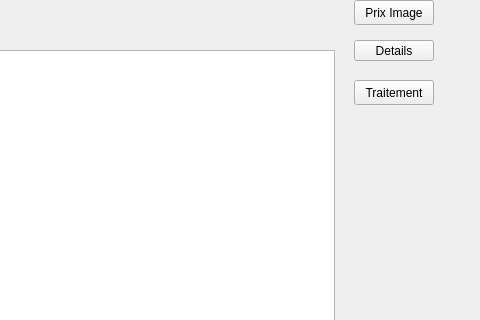
Qt form Descripteurs/tessst/bibliowindow.ui (TomAuclin/PROJETC_LMLTM) before a commit; both pictures show x 456 to 936 and y 0 to 320 of the 936 by 587 pixel window.
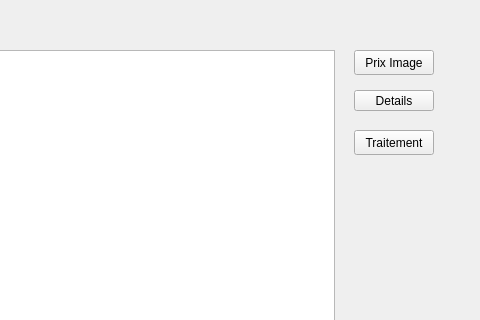
The same form after that commit.

What changed in the file:
```diff
--- a/Descripteurs/tessst/bibliowindow.ui
+++ b/Descripteurs/tessst/bibliowindow.ui
@@ -44,7 +44,7 @@
     <property name="geometry">
      <rect>
       <x>810</x>
-      <y>40</y>
+      <y>90</y>
       <width>80</width>
       <height>21</height>
      </rect>
@@ -67,7 +67,7 @@
     <property name="geometry">
      <rect>
       <x>810</x>
-      <y>80</y>
+      <y>130</y>
       <width>80</width>
       <height>25</height>
      </rect>
@@ -80,7 +80,7 @@
     <property name="geometry">
      <rect>
       <x>810</x>
-      <y>0</y>
+      <y>50</y>
       <width>80</width>
       <height>25</height>
      </rect>
```
